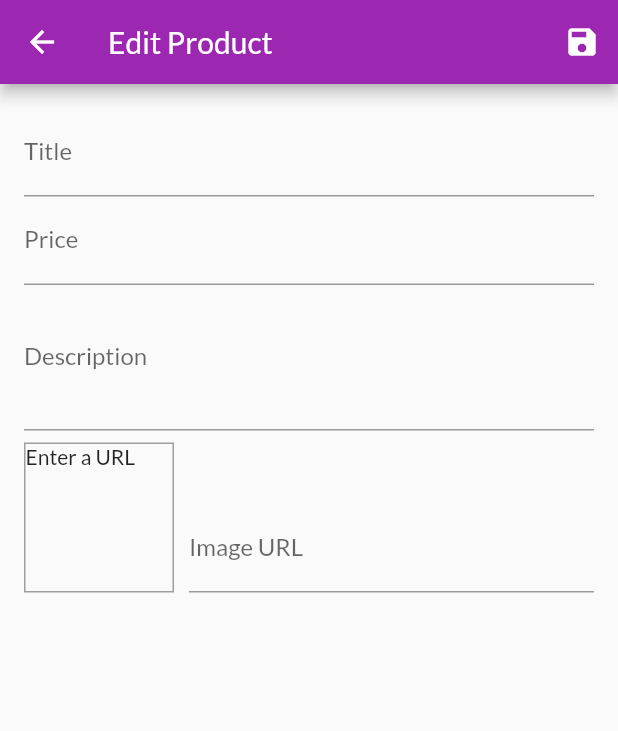
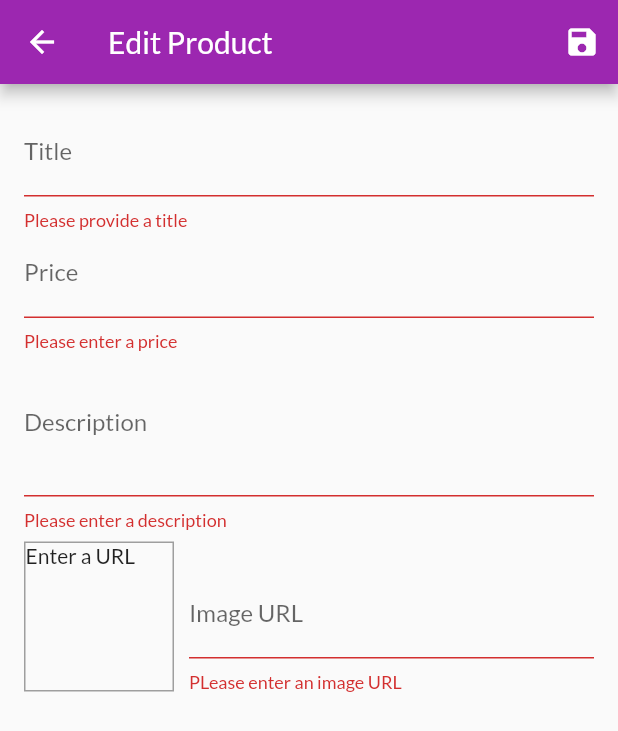
Before and after one commit to surya0180/E-Commerce-App, a Flutter app: the EditProductScreen screen opened by its route, after a tap on the "save" icon, on a phone screen of 412 x 824 dp. Shown: the top 731 px of the screen. Run offline on Flutter 3.47's test engine with Material 2 defaults, Android fonts, the phone set to English and light mode, and no system bars; network calls fail.

Commit message:
Validation added for the form

```diff
--- a/lib/screens/edit_product_screen.dart
+++ b/lib/screens/edit_product_screen.dart
@@ -40,12 +40,29 @@ class _EditProductScreenState extends State<EditProductScreen> {
 
   void _updateImageUrl() {
     if (!_imageUrlFocusNode.hasFocus) {
+      if (_imageUrlController.text.isEmpty) {
+        return;
+      }
+      if (!_imageUrlController.text.startsWith('http') && !_imageUrlController.text.startsWith('https')) {
+        return;
+      }
+      if (!_imageUrlController.text.endsWith('.png') && !_imageUrlController.text.endsWith('jpg') && !_imageUrlController.text.endsWith('.jpeg')) {
+        return;
+      }
       setState(() {});
     }
   }
 
   void _saveForm() {
+    final isValid = _form.currentState.validate();
+    if (isValid) {
+      return;
+    }
     _form.currentState.save();
+    print(_editedProduct.title);
+    print(_editedProduct.description);
+    print(_editedProduct.imageUrl);
+    print(_editedProduct.price);
   }
 
   @override
@@ -72,8 +89,20 @@ class _EditProductScreenState extends State<EditProductScreen> {
                 onFieldSubmitted: (_) {
                   FocusScope.of(context).requestFocus(_priceFocusNode);
                 },
+                validator: (value) {
+                  if (value.isEmpty) {
+                    return 'Please provide a title';
+                  }
+                  return null;
+                },
                 onSaved: (value) {
-
+                  _editedProduct = Product(
+                    title: value,
+                    price: _editedProduct.price,
+                    description: _editedProduct.description,
+                    id: _editedProduct.id,
+                    imageUrl: _editedProduct.imageUrl,
+                  );
                 },
               ),
               TextFormField(
@@ -84,12 +113,51 @@ class _EditProductScreenState extends State<EditProductScreen> {
                 onFieldSubmitted: (_) {
                   FocusScope.of(context).requestFocus(_descFocusNode);
                 },
+                validator: (value) {
+                  if (value.isEmpty) {
+                    return 'Please enter a price';
+                  }
+                  if (double.tryParse(value) == null) {
+                    return 'Please enter a valid number';
+                  }
+                  if (double.parse(value) <= 0) {
+                    return 'Please enter a positive price';
+                  }
+                  return null;
+                },
+                onSaved: (value) {
+                  _editedProduct = Product(
+                    title: _editedProduct.title,
+                    price: double.parse(value),
+                    description: _editedProduct.description,
+                    id: _editedProduct.id,
+                    imageUrl: _editedProduct.imageUrl,
+                  );
+                },
               ),
               TextFormField(
                 decoration: InputDecoration(labelText: 'Description'),
                 keyboardType: TextInputType.multiline,
                 maxLines: 3,
                 focusNode: _descFocusNode,
+                validator: (value) {
+                  if (value.isEmpty) {
+                    return 'Please enter a description';
+                  }
+                  if (value.length < 10) {
+                    return 'Should be atleast 10 charachters';
+                  }
+                  return null;
+                },
+                onSaved: (value) {
+                  _editedProduct = Product(
+                    title: _editedProduct.title,
+                    price: _editedProduct.price,
+                    description: value,
+                    id: _editedProduct.id,
+                    imageUrl: _editedProduct.imageUrl,
+                  );
+                },
               ),
               Row(
                 crossAxisAlignment: CrossAxisAlignment.end,
@@ -124,7 +192,28 @@ class _EditProductScreenState extends State<EditProductScreen> {
                       onEditingComplete: () {
                         setState(() {});
                       },
+                      validator: (value) {
+                        if (value.isEmpty) {
+                          return 'PLease enter an image URL';
+                        }
+                        if (!value.startsWith('http') && !value.startsWith('https')) {
+                          return 'Please enter a valid URL';
+                        }
+                        if (!value.endsWith('.png') && !value.endsWith('jpg') && !value.endsWith('.jpeg')) {
+                          return 'Please enter a valid image';
+                        }
+                        return null;
+                      },
                       onFieldSubmitted: (_) => _saveForm(),
+                      onSaved: (value) {
+                        _editedProduct = Product(
+                          title: _editedProduct.title,
+                          price: _editedProduct.price,
+                          description: _editedProduct.description,
+                          id: _editedProduct.id,
+                          imageUrl: value,
+                        );
+                      },
                     ),
                   ),
                 ],
```
